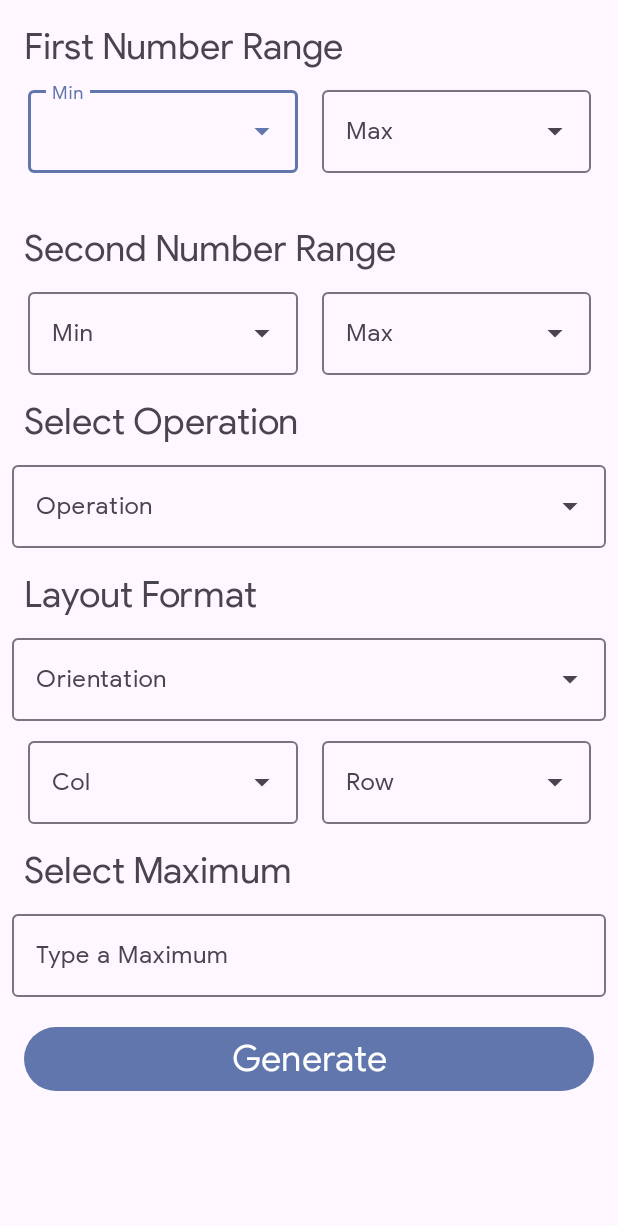
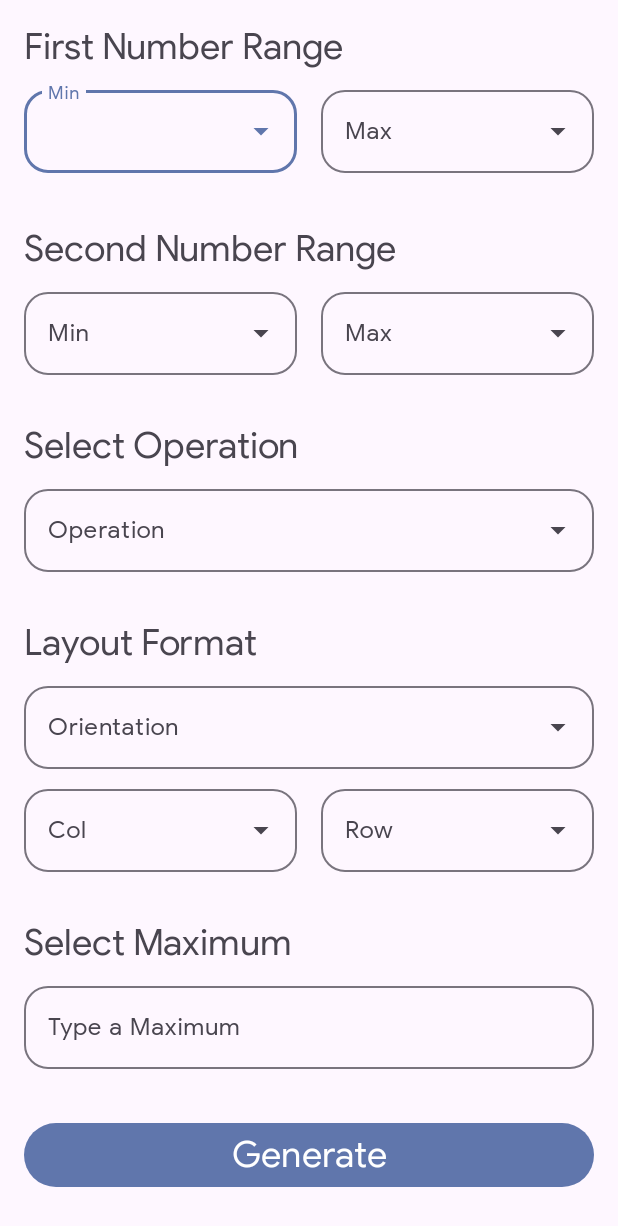
Before and after one commit to sunkusaarthak/QGen, an Android app: the screen it shows after launch (MainActivity), on a phone screen of 412 x 824 dp. Shown: the top 1226 px of the screen. Run offline under Robolectric (Android 15) with nearby library versions, the phone set to English and light mode, and no system bars.

Commit message:
Updated Vertical Layout

```diff
--- a/app/src/main/res/layout/activity_main.xml
+++ b/app/src/main/res/layout/activity_main.xml
@@ -17,7 +17,9 @@
             android:id="@+id/firstTextLabel"
             android:layout_width="match_parent"
             android:layout_height="wrap_content"
-            android:layout_margin="16dp"
+            android:layout_marginStart="16dp"
+            android:layout_marginTop="16dp"
+            android:layout_marginEnd="16dp"
             android:text="@string/first_number_range"
             android:textSize="24sp"
             app:layout_constraintEnd_toEndOf="parent"
@@ -26,9 +28,11 @@
 
         <LinearLayout
             android:id="@+id/linearLayoutFirstNum"
-            android:layout_width="407dp"
+            android:layout_width="match_parent"
             android:layout_height="0dp"
-            android:layout_margin="8dp"
+            android:layout_marginStart="16dp"
+            android:layout_marginTop="8dp"
+            android:layout_marginEnd="16dp"
             android:orientation="horizontal"
             app:layout_constraintEnd_toEndOf="parent"
             app:layout_constraintStart_toStartOf="parent"
@@ -38,33 +42,41 @@
                 style="@style/Widget.Material3.TextInputLayout.OutlinedBox.ExposedDropdownMenu"
                 android:layout_width="match_parent"
                 android:layout_height="wrap_content"
-                android:layout_marginLeft="16dp"
-                android:layout_marginRight="8dp"
+                android:layout_marginEnd="8dp"
                 android:layout_weight="1"
-                android:hint="Min"
+                android:hint="@string/min"
+                app:boxCornerRadiusBottomEnd="16dp"
+                app:boxCornerRadiusBottomStart="16dp"
+                app:boxCornerRadiusTopEnd="16dp"
+                app:boxCornerRadiusTopStart="16dp"
                 app:errorEnabled="true">
 
                 <AutoCompleteTextView
                     android:id="@+id/fill_item1"
                     android:layout_width="match_parent"
                     android:layout_height="wrap_content"
-                    android:inputType="none" />
+                    android:inputType="none"
+                    tools:ignore="LabelFor" />
             </com.google.android.material.textfield.TextInputLayout>
 
             <com.google.android.material.textfield.TextInputLayout
                 style="@style/Widget.Material3.TextInputLayout.OutlinedBox.ExposedDropdownMenu"
                 android:layout_width="match_parent"
                 android:layout_height="wrap_content"
-                android:layout_marginLeft="8dp"
-                android:layout_marginRight="16dp"
+                android:layout_marginStart="8dp"
                 android:layout_weight="1"
-                android:hint="Max">
+                android:hint="@string/max"
+                app:boxCornerRadiusBottomEnd="16dp"
+                app:boxCornerRadiusBottomStart="16dp"
+                app:boxCornerRadiusTopEnd="16dp"
+                app:boxCornerRadiusTopStart="16dp">
 
                 <AutoCompleteTextView
                     android:id="@+id/fill_item2"
                     android:layout_width="match_parent"
                     android:layout_height="wrap_content"
-                    android:inputType="none" />
+                    android:inputType="none"
+                    tools:ignore="LabelFor" />
             </com.google.android.material.textfield.TextInputLayout>
         </LinearLayout>
 
@@ -72,20 +84,23 @@
             android:id="@+id/secondTextLabel"
             android:layout_width="match_parent"
             android:layout_height="wrap_content"
-            android:layout_margin="16dp"
-            android:text="Second Number Range"
+            android:layout_marginStart="16dp"
+            android:layout_marginTop="16dp"
+            android:layout_marginEnd="16dp"
+            android:text="@string/second_number_range"
             android:textSize="24sp"
             app:layout_constraintEnd_toEndOf="parent"
-            app:layout_constraintHorizontal_bias="1.0"
             app:layout_constraintStart_toStartOf="parent"
             app:layout_constraintTop_toBottomOf="@+id/linearLayoutFirstNum" />
 
         <LinearLayout
             android:id="@+id/LinearLayoutSecondSum"
-            android:layout_width="407dp"
+            android:layout_width="match_parent"
             android:layout_height="0dp"
-            android:layout_margin="8dp"
+            android:layout_marginTop="8dp"
             android:orientation="horizontal"
+            android:paddingStart="16dp"
+            android:paddingEnd="16dp"
             app:layout_constraintEnd_toEndOf="parent"
             app:layout_constraintStart_toStartOf="parent"
             app:layout_constraintTop_toBottomOf="@id/secondTextLabel">
@@ -94,32 +109,40 @@
                 style="@style/Widget.Material3.TextInputLayout.OutlinedBox.ExposedDropdownMenu"
                 android:layout_width="match_parent"
                 android:layout_height="wrap_content"
-                android:layout_marginLeft="16dp"
-                android:layout_marginRight="8dp"
+                android:layout_marginEnd="8dp"
                 android:layout_weight="1"
-                android:hint="Min">
+                android:hint="@string/min"
+                app:boxCornerRadiusBottomEnd="16dp"
+                app:boxCornerRadiusBottomStart="16dp"
+                app:boxCornerRadiusTopEnd="16dp"
+                app:boxCornerRadiusTopStart="16dp">
 
                 <AutoCompleteTextView
                     android:id="@+id/fill_item_second_1"
                     android:layout_width="match_parent"
                     android:layout_height="wrap_content"
-                    android:inputType="none" />
+                    android:inputType="none"
+                    tools:ignore="LabelFor" />
             </com.google.android.material.textfield.TextInputLayout>
 
             <com.google.android.material.textfield.TextInputLayout
                 style="@style/Widget.Material3.TextInputLayout.OutlinedBox.ExposedDropdownMenu"
                 android:layout_width="match_parent"
                 android:layout_height="wrap_content"
-                android:layout_marginLeft="8dp"
-                android:layout_marginRight="16dp"
+                android:layout_marginStart="8dp"
                 android:layout_weight="1"
-                android:hint="Max">
+                android:hint="@string/max"
+                app:boxCornerRadiusBottomEnd="16dp"
+                app:boxCornerRadiusBottomStart="16dp"
+                app:boxCornerRadiusTopEnd="16dp"
+                app:boxCornerRadiusTopStart="16dp">
 
                 <AutoCompleteTextView
                     android:id="@+id/fill_item_second_2"
                     android:layout_width="match_parent"
                     android:layout_height="wrap_content"
-                    android:inputType="none" />
+                    android:inputType="none"
+                    tools:ignore="LabelFor" />
             </com.google.android.material.textfield.TextInputLayout>
         </LinearLayout>
 
@@ -127,8 +150,10 @@
             android:id="@+id/operationLabel"
             android:layout_width="match_parent"
             android:layout_height="wrap_content"
-            android:layout_margin="16dp"
-            android:text="Select Operation"
+            android:layout_marginStart="16dp"
+            android:layout_marginTop="32dp"
+            android:layout_marginEnd="16dp"
+            android:text="@string/select_operation"
             android:textSize="24sp"
             app:layout_constraintEnd_toEndOf="parent"
             app:layout_constraintStart_toStartOf="parent"
@@ -139,8 +164,14 @@
             style="@style/Widget.Material3.TextInputLayout.OutlinedBox.ExposedDropdownMenu"
             android:layout_width="match_parent"
             android:layout_height="wrap_content"
-            android:layout_margin="8dp"
-            android:hint="Operation"
+            android:layout_marginStart="16dp"
+            android:layout_marginTop="8dp"
+            android:layout_marginEnd="16dp"
+            android:hint="@string/operation"
+            app:boxCornerRadiusBottomEnd="16dp"
+            app:boxCornerRadiusBottomStart="16dp"
+            app:boxCornerRadiusTopEnd="16dp"
+            app:boxCornerRadiusTopStart="16dp"
             app:layout_constraintEnd_toEndOf="parent"
             app:layout_constraintStart_toStartOf="parent"
             app:layout_constraintTop_toBottomOf="@+id/operationLabel">
@@ -149,7 +180,8 @@
                 android:id="@+id/operations"
                 android:layout_width="match_parent"
                 android:layout_height="wrap_content"
-                android:inputType="none" />
+                android:inputType="none"
+                tools:ignore="LabelFor" />
         </com.google.android.material.textfield.TextInputLayout>
 
 
@@ -157,8 +189,10 @@
             android:id="@+id/formatLabel"
             android:layout_width="match_parent"
             android:layout_height="wrap_content"
-            android:layout_margin="16dp"
-            android:text="Layout Format"
+            android:layout_marginStart="16dp"
+            android:layout_marginTop="32dp"
+            android:layout_marginEnd="16dp"
+            android:text="@string/layout_format"
             android:textSize="24sp"
             app:layout_constraintEnd_toEndOf="parent"
             app:layout_constraintStart_toStartOf="parent"
@@ -169,8 +203,14 @@
             style="@style/Widget.Material3.TextInputLayout.OutlinedBox.ExposedDropdownMenu"
             android:layout_width="match_parent"
             android:layout_height="wrap_content"
-            android:layout_margin="8dp"
-            android:hint="Orientation"
+            android:layout_marginStart="16dp"
+            android:layout_marginTop="8dp"
+            android:layout_marginEnd="16dp"
+            android:hint="@string/orientation"
+            app:boxCornerRadiusBottomEnd="16dp"
+            app:boxCornerRadiusBottomStart="16dp"
+            app:boxCornerRadiusTopEnd="16dp"
+            app:boxCornerRadiusTopStart="16dp"
             app:layout_constraintEnd_toEndOf="parent"
             app:layout_constraintStart_toStartOf="parent"
             app:layout_constraintTop_toBottomOf="@+id/formatLabel">
@@ -179,15 +219,19 @@
                 android:id="@+id/format"
                 android:layout_width="match_parent"
                 android:layout_height="wrap_content"
-                android:inputType="none" />
+                android:inputType="none"
+                tools:ignore="LabelFor" />
         </com.google.android.material.textfield.TextInputLayout>
 
         <LinearLayout
             android:id="@+id/colRowLayout"
-            android:layout_width="407dp"
+            android:layout_width="match_parent"
             android:layout_height="0dp"
-            android:layout_margin="8dp"
+            android:layout_marginTop="8dp"
+            android:baselineAligned="false"
             android:orientation="horizontal"
+            android:paddingStart="16dp"
+            android:paddingEnd="16dp"
             app:layout_constraintEnd_toEndOf="parent"
             app:layout_constraintStart_toStartOf="parent"
             app:layout_constraintTop_toBottomOf="@id/formatLayout">
@@ -196,32 +240,40 @@
                 style="@style/Widget.Material3.TextInputLayout.OutlinedBox.ExposedDropdownMenu"
                 android:layout_width="match_parent"
                 android:layout_height="wrap_content"
-                android:layout_marginLeft="16dp"
-                android:layout_marginRight="8dp"
+                android:layout_marginEnd="8dp"
                 android:layout_weight="1"
-                android:hint="Col">
+                android:hint="@string/col"
+                app:boxCornerRadiusBottomEnd="16dp"
+                app:boxCornerRadiusBottomStart="16dp"
+                app:boxCornerRadiusTopEnd="16dp"
+                app:boxCornerRadiusTopStart="16dp">
 
                 <AutoCompleteTextView
                     android:id="@+id/colSelect"
                     android:layout_width="match_parent"
                     android:layout_height="wrap_content"
-                    android:inputType="none" />
+                    android:inputType="none"
+                    tools:ignore="LabelFor" />
             </com.google.android.material.textfield.TextInputLayout>
 
             <com.google.android.material.textfield.TextInputLayout
                 style="@style/Widget.Material3.TextInputLayout.OutlinedBox.ExposedDropdownMenu"
                 android:layout_width="match_parent"
                 android:layout_height="wrap_content"
-                android:layout_marginLeft="8dp"
-                android:layout_marginRight="16dp"
+                android:layout_marginStart="8dp"
                 android:layout_weight="1"
-                android:hint="Row">
+                android:hint="@string/row"
+                app:boxCornerRadiusBottomEnd="16dp"
+                app:boxCornerRadiusBottomStart="16dp"
+                app:boxCornerRadiusTopEnd="16dp"
+                app:boxCornerRadiusTopStart="16dp">
 
                 <AutoCompleteTextView
                     android:id="@+id/rowSelect"
                     android:layout_width="match_parent"
                     android:layout_height="wrap_content"
-                    android:inputType="none" />
+                    android:inputType="none"
+                    tools:ignore="LabelFor" />
             </com.google.android.material.textfield.TextInputLayout>
         </LinearLayout>
 
@@ -229,8 +281,10 @@
             android:id="@+id/maximumLabel"
             android:layout_width="match_parent"
             android:layout_height="wrap_content"
-            android:layout_margin="16dp"
-            android:text="Select Maximum"
+            android:layout_marginStart="16dp"
+            android:layout_marginTop="32dp"
+            android:layout_marginEnd="16dp"
+            android:text="@string/select_maximum"
             android:textSize="24sp"
             app:layout_constraintEnd_toEndOf="parent"
             app:layout_constraintStart_toStartOf="parent"
@@ -240,8 +294,14 @@
             android:id="@+id/maximumEditText"
             android:layout_width="match_parent"
             android:layout_height="wrap_content"
-            android:layout_margin="8dp"
-            android:hint="Type a Maximum"
+            android:layout_marginStart="16dp"
+            android:layout_marginTop="8dp"
+            android:layout_marginEnd="16dp"
+            android:hint="@string/type_a_maximum"
+            app:boxCornerRadiusBottomEnd="16dp"
+            app:boxCornerRadiusBottomStart="16dp"
+            app:boxCornerRadiusTopEnd="16dp"
+            app:boxCornerRadiusTopStart="16dp"
             app:layout_constraintEnd_toEndOf="parent"
             app:layout_constraintStart_toStartOf="parent"
             app:layout_constraintTop_toBottomOf="@+id/maximumLabel">
@@ -256,12 +316,13 @@
             style="@style/Widget.Material3.Button"
             android:layout_width="match_parent"
             android:layout_height="wrap_content"
-            android:layout_margin="16dp"
-            android:text="Generate"
+            android:layout_marginStart="16dp"
+            android:layout_marginTop="32dp"
+            android:layout_marginEnd="16dp"
+            android:text="@string/generate"
             android:textSize="24sp"
             app:layout_constraintEnd_toEndOf="parent"
             app:layout_constraintStart_toStartOf="parent"
             app:layout_constraintTop_toBottomOf="@+id/maximumEditText" />
     </androidx.constraintlayout.widget.ConstraintLayout>
-    >
 </ScrollView>
--- a/app/src/main/res/layout/grid_item_horizontal.xml
+++ b/app/src/main/res/layout/grid_item_horizontal.xml
@@ -14,7 +14,7 @@
         android:layout_marginTop="16dp"
         android:layout_marginRight="8dp"
         android:layout_marginBottom="16dp"
-        app:cardCornerRadius="10dp">
+        app:cardCornerRadius="16dp">
 
         <LinearLayout
             android:id="@+id/linearLayoutOuter"
--- a/app/src/main/res/layout/grid_item_vertical.xml
+++ b/app/src/main/res/layout/grid_item_vertical.xml
@@ -14,68 +14,71 @@
         android:layout_marginTop="16dp"
         android:layout_marginRight="8dp"
         android:layout_marginBottom="16dp"
-        app:cardCornerRadius="10dp">
+        app:cardCornerRadius="16dp">
 
         <LinearLayout
             android:id="@+id/linearLayoutOuter"
             android:layout_width="match_parent"
             android:layout_height="wrap_content"
-            android:gravity="right"
+            android:gravity="end"
             android:orientation="vertical">
 
             <LinearLayout
                 android:layout_width="match_parent"
                 android:layout_height="match_parent"
-                android:gravity="right"
+                android:baselineAligned="false"
+                android:gravity="end"
                 android:orientation="horizontal">
 
                 <LinearLayout
                     android:layout_width="wrap_content"
                     android:layout_height="wrap_content"
-                    android:layout_gravity="bottom">
+                    android:layout_gravity="bottom"
+                    android:layout_weight="1">
 
                     <TextView
                         android:id="@+id/firstText"
                         android:layout_width="match_parent"
                         android:layout_height="match_parent"
-                        android:layout_marginTop="10dp"
-                        android:layout_marginRight="8dp"
+                        android:layout_marginTop="18dp"
                         android:layout_marginBottom="10dp"
-                        android:text="12"
+                        android:gravity="center"
+                        android:text="@string/_12"
                         android:textSize="46sp" />
                 </LinearLayout>
 
                 <LinearLayout
                     android:layout_width="wrap_content"
                     android:layout_height="wrap_content"
-                    android:layout_gravity="bottom">
+                    android:layout_gravity="bottom"
+                    android:layout_weight="1">
 
                     <TextView
                         android:id="@+id/signText"
                         android:layout_width="match_parent"
                         android:layout_height="match_parent"
-                        android:layout_marginTop="10dp"
-                        android:layout_marginRight="8dp"
+                        android:layout_marginTop="18dp"
                         android:layout_marginBottom="10dp"
-                        android:text="+"
+                        android:gravity="center"
+                        android:text="@string/_sign"
                         android:textSize="46sp" />
                 </LinearLayout>
 
                 <LinearLayout
                     android:layout_width="wrap_content"
                     android:layout_height="wrap_content"
-                    android:layout_gravity="right"
+                    android:layout_gravity="end"
+                    android:layout_weight="1"
                     android:orientation="vertical">
 
                     <TextView
                         android:id="@+id/secondText"
                         android:layout_width="match_parent"
                         android:layout_height="wrap_content"
-                        android:layout_marginTop="10dp"
-                        android:layout_marginRight="8dp"
+                        android:layout_marginTop="18dp"
                         android:layout_marginBottom="10dp"
-                        android:gravity="right"
-                        android:text="9"
+                        android:gravity="center"
+                        android:text="@string/_9"
                         android:textSize="46sp" />
                 </LinearLayout>
             </LinearLayout>
--- a/app/src/main/res/values/strings.xml
+++ b/app/src/main/res/values/strings.xml
@@ -1,4 +1,19 @@
 <resources>
     <string name="app_name">Q Gen</string>
     <string name="first_number_range">First Number Range</string>
+    <string name="min">Min</string>
+    <string name="second_number_range">Second Number Range</string>
+    <string name="max">Max</string>
+    <string name="select_operation">Select Operation</string>
+    <string name="operation">Operation</string>
+    <string name="orientation">Orientation</string>
+    <string name="layout_format">Layout Format</string>
+    <string name="col">Col</string>
+    <string name="row">Row</string>
+    <string name="select_maximum">Select Maximum</string>
+    <string name="type_a_maximum">Type a Maximum</string>
+    <string name="generate">Generate</string>
+    <string name="_12">12</string>
+    <string name="_sign">+</string>
+    <string name="_9">9</string>
 </resources>
```
